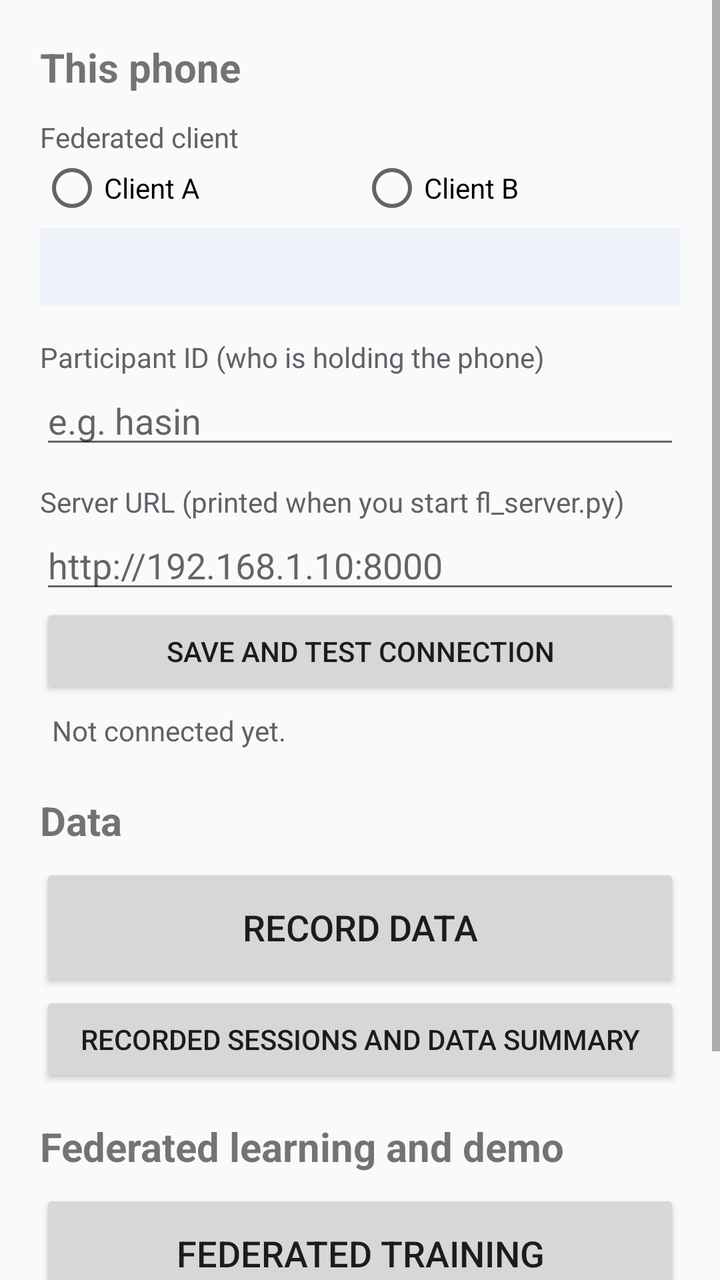
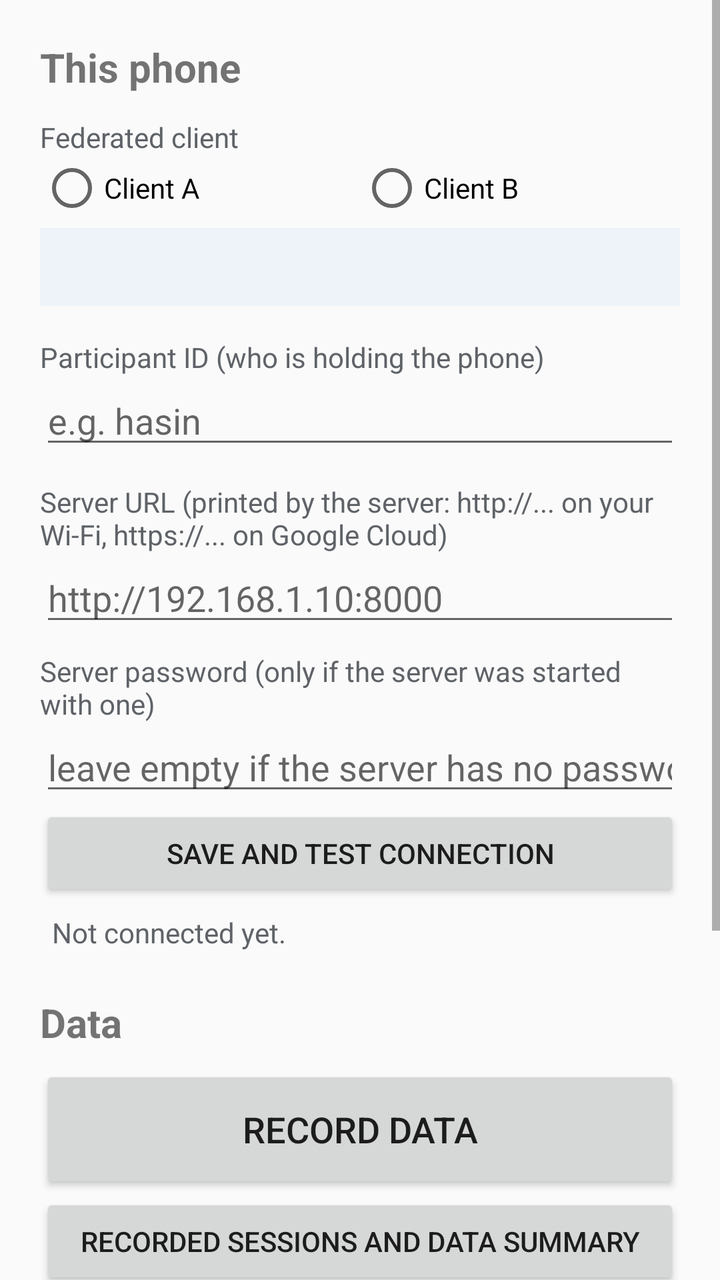

An Android layout rendered at two revisions. The XML below is the earlier revision; the diff shows what the commit changed to produce the second picture.
<!-- AndroidManifest.xml: application theme AppTheme -->
<!-- res/layout/activity_main.xml -->
<?xml version="1.0" encoding="utf-8"?>
<ScrollView xmlns:android="http://schemas.android.com/apk/res/android"
    android:layout_width="match_parent"
    android:layout_height="match_parent">

    <LinearLayout
        android:layout_width="match_parent"
        android:layout_height="wrap_content"
        android:orientation="vertical"
        android:padding="20dp">

        <TextView
            android:layout_width="wrap_content"
            android:layout_height="wrap_content"
            android:text="This phone"
            android:textSize="20sp"
            android:textStyle="bold" />

        <TextView
            android:layout_width="wrap_content"
            android:layout_height="wrap_content"
            android:layout_marginTop="12dp"
            android:text="Federated client"
            android:textColor="@color/muted" />

        <RadioGroup
            android:id="@+id/client_group"
            android:layout_width="match_parent"
            android:layout_height="wrap_content"
            android:orientation="horizontal">

            <RadioButton
                android:id="@+id/client_a"
                android:layout_width="0dp"
                android:layout_height="wrap_content"
                android:layout_weight="1"
                android:text="Client A" />

            <RadioButton
                android:id="@+id/client_b"
                android:layout_width="0dp"
                android:layout_height="wrap_content"
                android:layout_weight="1"
                android:text="Client B" />
        </RadioGroup>

        <TextView
            android:id="@+id/train_poses"
            android:layout_width="match_parent"
            android:layout_height="wrap_content"
            android:layout_marginTop="4dp"
            android:background="@color/panel"
            android:padding="10dp" />

        <TextView
            android:layout_width="wrap_content"
            android:layout_height="wrap_content"
            android:layout_marginTop="16dp"
            android:text="Participant ID (who is holding the phone)"
            android:textColor="@color/muted" />

        <EditText
            android:id="@+id/participant"
            android:layout_width="match_parent"
            android:layout_height="wrap_content"
            android:hint="e.g. hasin"
            android:importantForAutofill="no"
            android:inputType="text"
            android:maxLength="32" />

        <TextView
            android:layout_width="wrap_content"
            android:layout_height="wrap_content"
            android:layout_marginTop="12dp"
            android:text="Server URL (printed when you start fl_server.py)"
            android:textColor="@color/muted" />

        <EditText
            android:id="@+id/server_url"
            android:layout_width="match_parent"
            android:layout_height="wrap_content"
            android:hint="http://192.168.1.10:8000"
            android:importantForAutofill="no"
            android:inputType="textUri" />

        <Button
            android:id="@+id/test_server"
            android:layout_width="match_parent"
            android:layout_height="wrap_content"
            android:text="Save and test connection" />

        <TextView
            android:id="@+id/server_status"
            android:layout_width="match_parent"
            android:layout_height="wrap_content"
            android:padding="6dp"
            android:text="Not connected yet."
            android:textColor="@color/muted" />

        <TextView
            android:layout_width="wrap_content"
            android:layout_height="wrap_content"
            android:layout_marginTop="16dp"
            android:text="Data"
            android:textSize="20sp"
            android:textStyle="bold" />

        <Button
            android:id="@+id/open_record"
            android:layout_width="match_parent"
            android:layout_height="64dp"
            android:layout_marginTop="8dp"
            android:text="Record data"
            android:textSize="18sp" />

        <Button
            android:id="@+id/open_sessions"
            android:layout_width="match_parent"
            android:layout_height="wrap_content"
            android:text="Recorded sessions and data summary" />

        <TextView
            android:layout_width="wrap_content"
            android:layout_height="wrap_content"
            android:layout_marginTop="16dp"
            android:text="Federated learning and demo"
            android:textSize="20sp"
            android:textStyle="bold" />

        <Button
            android:id="@+id/open_train"
            android:layout_width="match_parent"
            android:layout_height="64dp"
            android:layout_marginTop="8dp"
            android:text="Federated training"
            android:textSize="18sp" />

        <Button
            android:id="@+id/open_predict"
            android:layout_width="match_parent"
            android:layout_height="64dp"
            android:text="Live demo and test mode"
            android:textSize="18sp" />

        <TextView
            android:id="@+id/sensors"
            android:layout_width="match_parent"
            android:layout_height="wrap_content"
            android:layout_marginTop="20dp"
            android:textColor="@color/muted"
            android:textSize="12sp" />

    </LinearLayout>
</ScrollView>
<!-- resources referenced by this layout -->
<resources>
  <color name="muted">#5F6368</color>
  <color name="panel">#EEF3F9</color>
  <style name="AppTheme" parent="@android:style/Theme.Material.Light.DarkActionBar">
          <item name="android:colorPrimary">@color/primary</item>
          <item name="android:colorPrimaryDark">@color/primary_dark</item>
          <item name="android:colorAccent">@color/primary</item>
      </style>
  <color name="primary">#1F5FA8</color>
  <color name="primary_dark">#174A84</color>
</resources>

<!-- the commit's change to res/layout/activity_main.xml (unified diff, before → after) -->
@@ -72,7 +72,7 @@
             android:layout_width="wrap_content"
             android:layout_height="wrap_content"
             android:layout_marginTop="12dp"
-            android:text="Server URL (printed when you start fl_server.py)"
+            android:text="Server URL (printed by the server: http://... on your Wi-Fi, https://... on Google Cloud)"
             android:textColor="@color/muted" />
 
         <EditText
@@ -82,6 +82,21 @@
             android:hint="http://192.168.1.10:8000"
             android:importantForAutofill="no"
             android:inputType="textUri" />
+
+        <TextView
+            android:layout_width="wrap_content"
+            android:layout_height="wrap_content"
+            android:layout_marginTop="8dp"
+            android:text="Server password (only if the server was started with one)"
+            android:textColor="@color/muted" />
+
+        <EditText
+            android:id="@+id/server_password"
+            android:layout_width="match_parent"
+            android:layout_height="wrap_content"
+            android:hint="leave empty if the server has no password"
+            android:importantForAutofill="no"
+            android:inputType="textVisiblePassword|textNoSuggestions" />
 
         <Button
             android:id="@+id/test_server"
